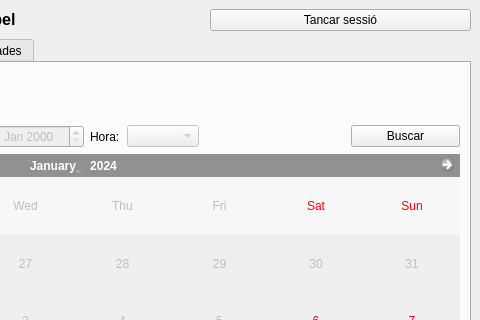
This is ferrer_carles/pacient.ui in cferrermunoz/VisitApp as Qt 5 draws it before an edit; both pictures show x 334 to 814 and y 0 to 320 of the 814 by 626 pixel window. The edited form follows.
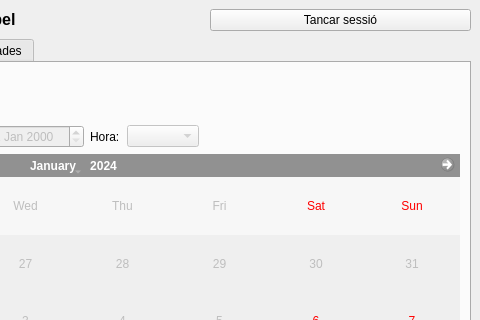
This is the edited form.

```diff
--- a/ferrer_carles/pacient.ui
+++ b/ferrer_carles/pacient.ui
@@ -111,13 +111,6 @@
         <item row="2" column="1">
          <widget class="QComboBox" name="cboMetge"/>
         </item>
-        <item row="2" column="10">
-         <widget class="QPushButton" name="btnBuscar">
-          <property name="text">
-           <string>Buscar</string>
-          </property>
-         </widget>
-        </item>
         <item row="1" column="0">
          <widget class="QLabel" name="label_3">
           <property name="text">
```
